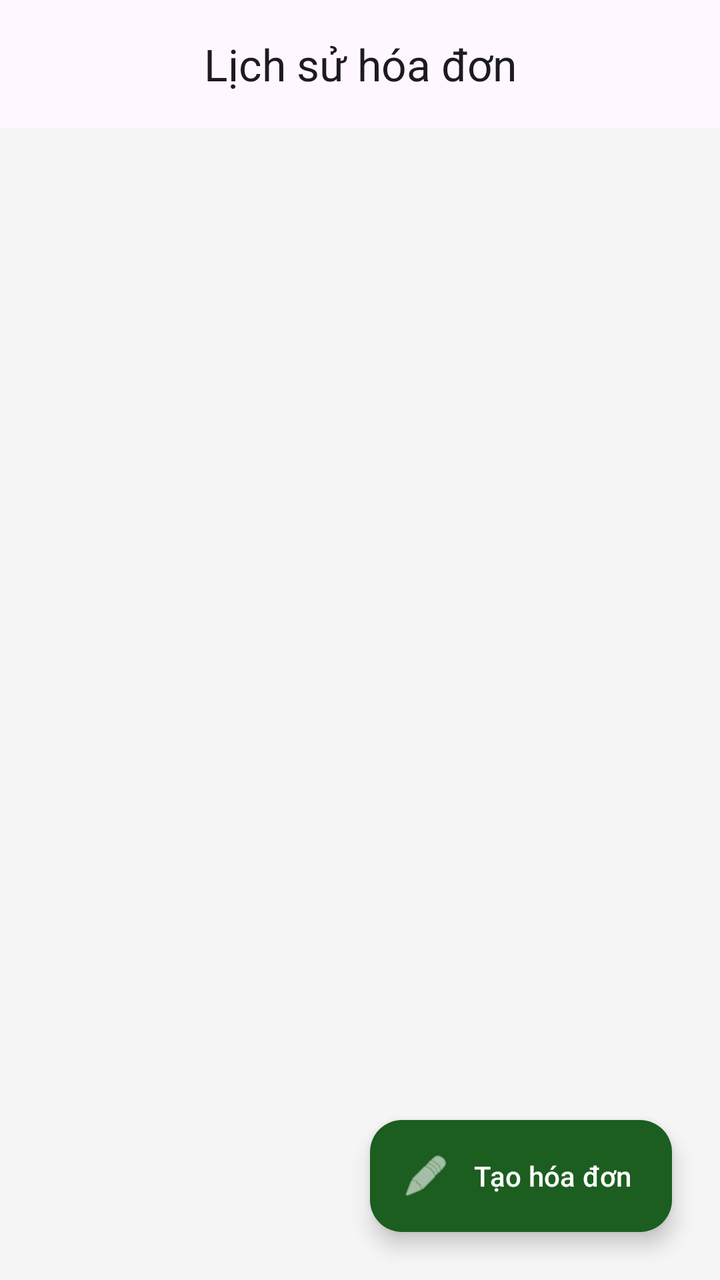
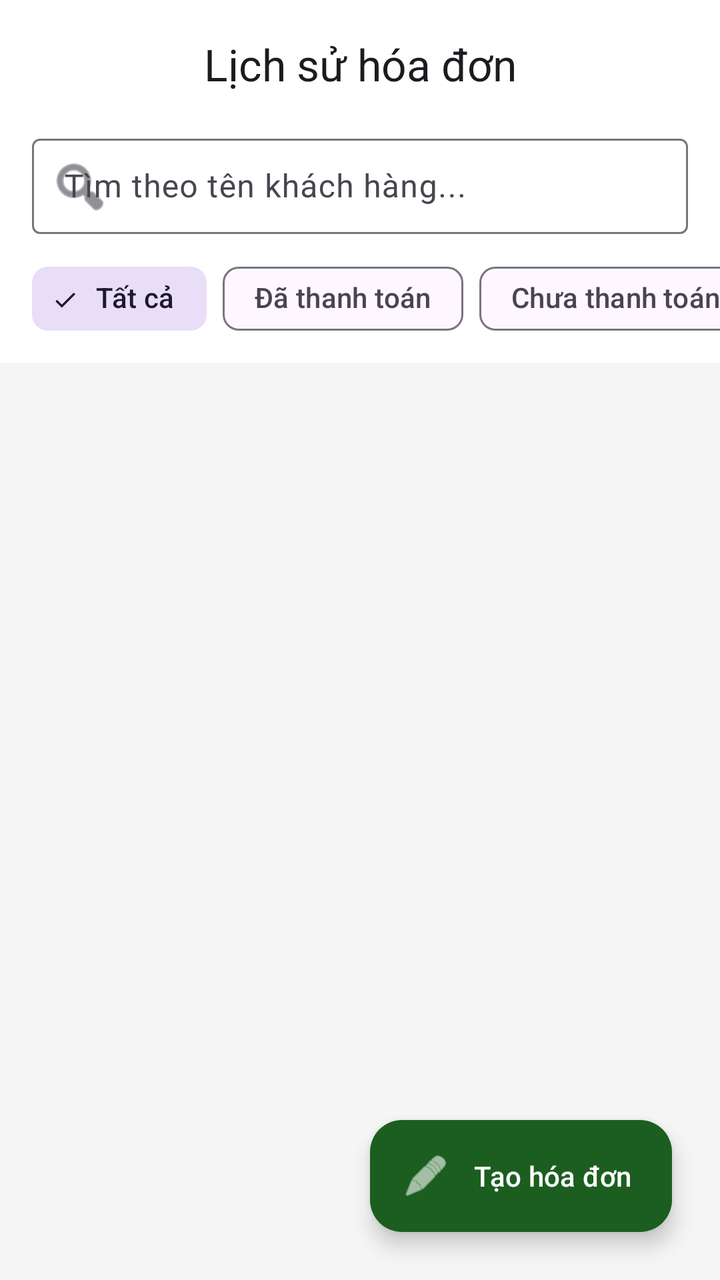

Before-and-after screenshots of an Android layout around one commit, followed by the original layout XML and the change that was made.
<!-- AndroidManifest.xml: application theme Theme.QuanLyKho -->
<!-- res/layout/fragment_transactions.xml -->
<?xml version="1.0" encoding="utf-8"?>
<androidx.coordinatorlayout.widget.CoordinatorLayout xmlns:android="http://schemas.android.com/apk/res/android"
    xmlns:app="http://schemas.android.com/apk/res-auto"
    android:layout_width="match_parent"
    android:layout_height="match_parent"
    android:background="@color/background">

    <com.google.android.material.appbar.AppBarLayout
        android:layout_width="match_parent"
        android:layout_height="wrap_content">
        <com.google.android.material.appbar.MaterialToolbar
            android:id="@+id/toolbar"
            android:layout_width="match_parent"
            android:layout_height="?attr/actionBarSize"
            app:title="Lịch sử hóa đơn"
            app:titleCentered="true" />
    </com.google.android.material.appbar.AppBarLayout>

    <androidx.recyclerview.widget.RecyclerView
        android:id="@+id/rvInvoices"
        android:layout_width="match_parent"
        android:layout_height="match_parent"
        android:paddingTop="8dp"
        android:paddingBottom="80dp"
        android:clipToPadding="false"
        app:layout_behavior="@string/appbar_scrolling_view_behavior" />

    <com.google.android.material.floatingactionbutton.ExtendedFloatingActionButton
        android:id="@+id/fabCreateInvoice"
        android:layout_width="wrap_content"
        android:layout_height="wrap_content"
        android:layout_margin="24dp"
        android:text="Tạo hóa đơn"
        app:icon="@android:drawable/ic_menu_edit"
        app:layout_anchor="@id/rvInvoices"
        app:layout_anchorGravity="bottom|right"
        android:textColor="@color/white"
        app:iconTint="@color/white"
        app:backgroundTint="@color/primary" />

</androidx.coordinatorlayout.widget.CoordinatorLayout>
<!-- resources referenced by this layout -->
<resources>
  <color name="background">#F5F5F5</color>
  <color name="primary">#1B5E20</color>
  <color name="white">#FFFFFFFF</color>
  <style name="Theme.QuanLyKho" parent="Base.Theme.QuanLyKho" />
  <style name="Base.Theme.QuanLyKho" parent="Theme.Material3.DayNight.NoActionBar">
          
          <item name="colorPrimary">@color/primary</item>
          <item name="colorOnPrimary">@color/onPrimary</item>
          <item name="colorPrimaryContainer">@color/primaryContainer</item>
          <item name="colorOnPrimaryContainer">@color/onPrimaryContainer</item>
          <item name="colorSecondary">@color/secondary</item>
          <item name="colorOnSecondary">@color/onSecondary</item>
          <item name="android:statusBarColor">@color/primary</item>
          <item name="android:windowBackground">@color/background</item>
      </style>
  <color name="onPrimary">#FFFFFF</color>
  <color name="primaryContainer">#C8E6C9</color>
  <color name="onPrimaryContainer">#002107</color>
  <color name="secondary">#2E7D32</color>
  <color name="onSecondary">#FFFFFF</color>
</resources>

<!-- the commit's change to res/layout/fragment_transactions.xml (unified diff, before → after) -->
@@ -7,13 +7,67 @@
 
     <com.google.android.material.appbar.AppBarLayout
         android:layout_width="match_parent"
-        android:layout_height="wrap_content">
+        android:layout_height="wrap_content"
+        android:background="@color/white">
         <com.google.android.material.appbar.MaterialToolbar
             android:id="@+id/toolbar"
             android:layout_width="match_parent"
             android:layout_height="?attr/actionBarSize"
             app:title="Lịch sử hóa đơn"
             app:titleCentered="true" />
+
+        <com.google.android.material.textfield.TextInputLayout
+            android:layout_width="match_parent"
+            android:layout_height="wrap_content"
+            android:layout_marginHorizontal="16dp"
+            android:layout_marginBottom="8dp"
+            android:hint="Tìm theo tên khách hàng..."
+            app:startIconDrawable="@android:drawable/ic_menu_search"
+            style="@style/Widget.Material3.TextInputLayout.OutlinedBox.Dense">
+            <com.google.android.material.textfield.TextInputEditText
+                android:id="@+id/etSearchInvoice"
+                android:layout_width="match_parent"
+                android:layout_height="wrap_content"
+                android:inputType="text"/>
+        </com.google.android.material.textfield.TextInputLayout>
+
+        <HorizontalScrollView
+            android:layout_width="match_parent"
+            android:layout_height="wrap_content"
+            android:scrollbars="none">
+            <com.google.android.material.chip.ChipGroup
+                android:id="@+id/chipGroupInvoiceFilter"
+                android:layout_width="wrap_content"
+                android:layout_height="wrap_content"
+                android:paddingHorizontal="16dp"
+                android:paddingBottom="8dp"
+                app:singleSelection="true"
+                app:selectionRequired="true">
+
+                <com.google.android.material.chip.Chip
+                    android:id="@+id/chipAll"
+                    style="@style/Widget.Material3.Chip.Filter"
+                    android:layout_width="wrap_content"
+                    android:layout_height="wrap_content"
+                    android:text="Tất cả"
+                    android:checked="true"/>
+
+                <com.google.android.material.chip.Chip
+                    android:id="@+id/chipPaid"
+                    style="@style/Widget.Material3.Chip.Filter"
+                    android:layout_width="wrap_content"
+                    android:layout_height="wrap_content"
+                    android:text="Đã thanh toán"/>
+
+                <com.google.android.material.chip.Chip
+                    android:id="@+id/chipUnpaid"
+                    style="@style/Widget.Material3.Chip.Filter"
+                    android:layout_width="wrap_content"
+                    android:layout_height="wrap_content"
+                    android:text="Chưa thanh toán"/>
+
+            </com.google.android.material.chip.ChipGroup>
+        </HorizontalScrollView>
     </com.google.android.material.appbar.AppBarLayout>
 
     <androidx.recyclerview.widget.RecyclerView
